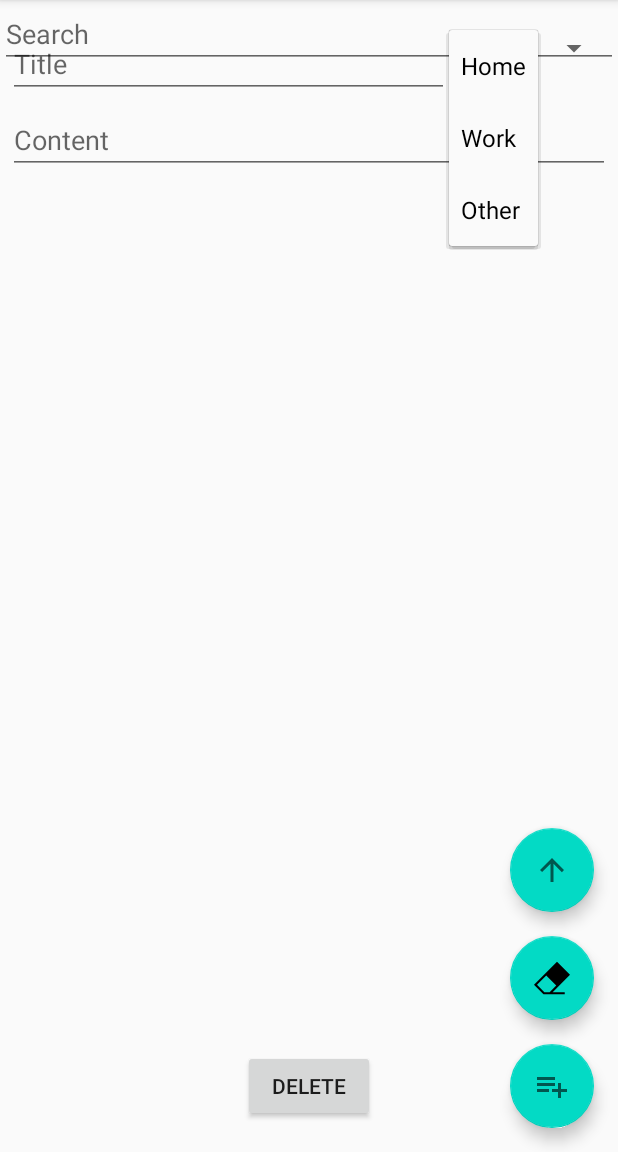
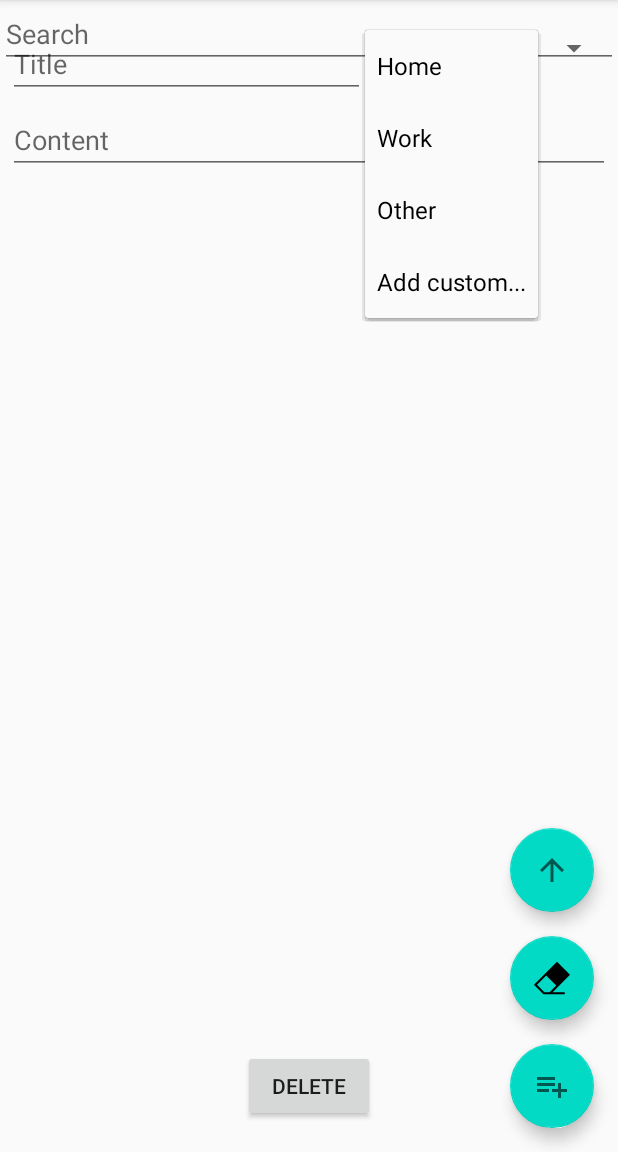
Before and after one commit to astraszab/Livret, an Android app: the fragment NoteDetailsFragment placed in its activity, after a tap on "Home", on a phone screen of 412 x 824 dp, the part 84-1236 px from its top. Run offline under Robolectric (Android 15) with nearby library versions, the phone set to English and light mode, and no system bars; our stand-ins replace Firebase (no records; nobody signed in at launch, a user with empty details on screens opened directly), data binding; libraries missing offline, so code that uses them is left out: com.firebase.ui; 4 statements that could not run were skipped.

Commit message:
Add custom category to NoteDetails

```diff
--- a/app/src/main/java/com/example/livret/notedetails/NoteDetailsFragment.kt
+++ b/app/src/main/java/com/example/livret/notedetails/NoteDetailsFragment.kt
@@ -5,7 +5,9 @@ import androidx.fragment.app.Fragment
 import android.view.LayoutInflater
 import android.view.View
 import android.view.ViewGroup
+import android.widget.AdapterView
 import android.widget.ArrayAdapter
+import androidx.core.view.isVisible
 import androidx.databinding.DataBindingUtil
 import androidx.lifecycle.ViewModelProvider
 import androidx.navigation.fragment.navArgs
@@ -18,7 +20,7 @@ import com.google.firebase.auth.FirebaseAuth
  * A simple [Fragment] subclass.
  */
 class NoteDetailsFragment : Fragment() {
-    lateinit var binding : FragmentNoteDetailsBinding
+    lateinit var binding: FragmentNoteDetailsBinding
     val args: NoteDetailsFragmentArgs by navArgs()
     var noteDeleted = false
 
@@ -26,8 +28,10 @@ class NoteDetailsFragment : Fragment() {
         inflater: LayoutInflater, container: ViewGroup?,
         savedInstanceState: Bundle?
     ): View? {
-        binding = DataBindingUtil.inflate(inflater,
-            R.layout.fragment_note_details, container, false)
+        binding = DataBindingUtil.inflate(
+            inflater,
+            R.layout.fragment_note_details, container, false
+        )
 
         val noteId = args.noteId
         val application = requireNotNull(this.activity).application
@@ -41,15 +45,27 @@ class NoteDetailsFragment : Fragment() {
 
         binding.buttonDelete.setOnClickListener { _ -> onDeleteNote() }
 
-        val categoryAdapter = ArrayAdapter(requireContext(),
-            android.R.layout.simple_spinner_item,
-            noteDetailsViewModel.categoriesAvailable)
-        categoryAdapter.setDropDownViewResource(android.R.layout.simple_spinner_dropdown_item)
-        binding.categorySpinner.adapter = categoryAdapter
+        noteDetailsViewModel.categoriesLoaded.observe(viewLifecycleOwner, { loaded ->
+            if (loaded) {
+                val categoryAdapter = ArrayAdapter(
+                    requireContext(),
+                    android.R.layout.simple_spinner_item,
+                    noteDetailsViewModel.categoriesAvailable
+                )
+                categoryAdapter.setDropDownViewResource(android.R.layout.simple_spinner_dropdown_item)
+                binding.categorySpinner.adapter = categoryAdapter
 
-        noteDetailsViewModel.noteCategory.observe(viewLifecycleOwner, {
-            binding.categorySpinner.setSelection(noteDetailsViewModel.getNoteCategoryId());
+                if (noteDetailsViewModel.noteLoaded) {
+                    binding.categorySpinner.setSelection(noteDetailsViewModel.getNoteCategoryId())
+                }
+
+                noteDetailsViewModel.noteCategory.observe(viewLifecycleOwner, {
+                    binding.categorySpinner.setSelection(noteDetailsViewModel.getNoteCategoryId())
+                })
+            }
         })
+
+        setupAddNewCategoryListener()
 
         return binding.root
     }
@@ -58,12 +74,18 @@ class NoteDetailsFragment : Fragment() {
         super.onStop()
         val user = FirebaseAuth.getInstance().currentUser
         if (!noteDeleted) {
+            var noteCategory = ""
+            if (binding.editTextAddCategory.isVisible) {
+                noteCategory = binding.editTextAddCategory.text.toString()
+            } else {
+                noteCategory = binding.categorySpinner.getSelectedItem().toString()
+            }
             val note = Note(
                 args.noteId,
                 user?.uid,
                 binding.editNoteTitle.text.toString(),
                 binding.editNoteTextContent.text.toString(),
-                binding.categorySpinner.getSelectedItem().toString()
+                noteCategory
             )
             binding.noteDetailsViewModel?.onUpdateNote(note)
         }
@@ -74,4 +96,24 @@ class NoteDetailsFragment : Fragment() {
         noteDeleted = true
         getActivity()?.onBackPressed()
     }
+
+    fun setupAddNewCategoryListener() {
+        binding.categorySpinner.onItemSelectedListener =
+            object : AdapterView.OnItemSelectedListener {
+                override fun onNothingSelected(parent: AdapterView<*>?) {}
+
+                override fun onItemSelected(
+                    parent: AdapterView<*>?,
+                    view: View?,
+                    position: Int,
+                    id: Long
+                ) {
+                    if (binding.categorySpinner.getSelectedItem().toString() == "Add custom...") {
+                        binding.editTextAddCategory.visibility = View.VISIBLE
+                    } else {
+                        binding.editTextAddCategory.visibility = View.GONE
+                    }
+                }
+            }
+    }
 }
--- a/app/src/main/java/com/example/livret/notedetails/NoteDetailsViewModel.kt
+++ b/app/src/main/java/com/example/livret/notedetails/NoteDetailsViewModel.kt
@@ -6,6 +6,7 @@ import androidx.lifecycle.AndroidViewModel
 import androidx.lifecycle.MutableLiveData
 import androidx.lifecycle.Transformations
 import com.example.livret.data.Note
+import com.google.firebase.auth.FirebaseAuth
 import com.google.firebase.firestore.Source
 import com.google.firebase.firestore.ktx.firestore
 import com.google.firebase.firestore.ktx.toObject
@@ -20,7 +21,9 @@ class NoteDetailsViewModel(
     val noteCategory = MutableLiveData<String>("")
     val noteTitle = Transformations.map(note) { note -> note.title }
     val noteContent = Transformations.map(note) { note -> note.content }
-    var categoriesAvailable = listOf<String>()
+    var categoriesAvailable : MutableList<String> = arrayListOf("Home", "Work", "Other")
+    var categoriesLoaded: MutableLiveData<Boolean> = MutableLiveData(false)
+    var noteLoaded = false
 
     init {
         loadCategories()
@@ -30,6 +33,7 @@ class NoteDetailsViewModel(
                     Log.d("NoteDetailsViewModel", "DocumentSnapshot data: ${document.data}")
                     note.value = document.toObject<Note>()
                     noteCategory.value = note.value?.category
+                    noteLoaded = true
                 } else {
                     Log.d("NoteDetailsViewModel", "No such document")
                 }
@@ -40,7 +44,19 @@ class NoteDetailsViewModel(
     }
 
     private fun loadCategories() {
-        categoriesAvailable = listOf("Home", "Work", "Other")
+        val user = FirebaseAuth.getInstance().currentUser
+        Firebase.firestore.collection("notes")
+            .whereEqualTo("ownerUID", user?.uid).get(Source.CACHE)
+            .addOnSuccessListener { result ->
+                result.forEach {
+                    val category = it["category"].toString()
+                    if (!categoriesAvailable.contains(category)) {
+                        categoriesAvailable.add(it["category"].toString())
+                    }
+                }
+                categoriesAvailable.add("Add custom...")
+                categoriesLoaded.value = true
+            }
     }
 
     fun onUpdateNote(note: Note) {
--- a/app/src/main/res/layout/fragment_note_details.xml
+++ b/app/src/main/res/layout/fragment_note_details.xml
@@ -45,7 +45,7 @@
             android:text="@{noteDetailsViewModel.noteContent}"
             app:layout_constraintEnd_toEndOf="parent"
             app:layout_constraintStart_toStartOf="parent"
-            app:layout_constraintTop_toBottomOf="@+id/editNoteTitle" />
+            app:layout_constraintTop_toBottomOf="@+id/editTextAddCategory" />
 
         <Button
             android:id="@+id/button_delete"
@@ -65,5 +65,20 @@
             android:layout_marginEnd="5dp"
             app:layout_constraintEnd_toEndOf="parent"
             app:layout_constraintTop_toTopOf="parent" />
+
+        <EditText
+            android:id="@+id/editTextAddCategory"
+            android:layout_width="0dp"
+            android:layout_height="wrap_content"
+            android:layout_marginStart="5dp"
+            android:layout_marginTop="5dp"
+            android:layout_marginEnd="5dp"
+            android:ems="10"
+            android:hint="@string/your_category_hint"
+            android:inputType="textPersonName"
+            android:visibility="visible"
+            app:layout_constraintEnd_toEndOf="parent"
+            app:layout_constraintStart_toStartOf="parent"
+            app:layout_constraintTop_toBottomOf="@+id/editNoteTitle" />
     </androidx.constraintlayout.widget.ConstraintLayout>
 </layout>
--- a/app/src/main/res/values/strings.xml
+++ b/app/src/main/res/values/strings.xml
@@ -9,4 +9,5 @@
     <string name="fab_scroll_up_description">Scroll up</string>
     <string name="sign_out_text">Sign Out</string>
     <string name="searchPrompt">Search</string>
+    <string name="your_category_hint">Your category</string>
 </resources>
```
